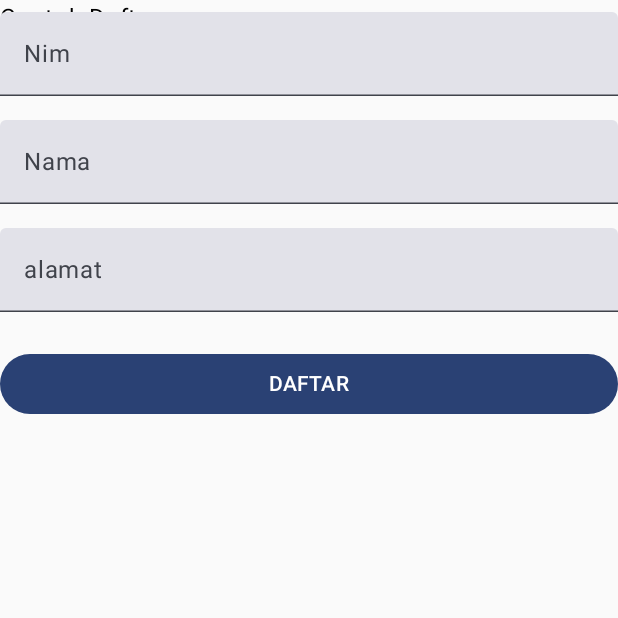
After one commit to JoniCrash/Pkl_Android, an Android app built with Jetpack Compose: the ContohDaftar screen opened directly, with no data from a screen before it, on a phone screen of 412 x 824 dp, the top half of it. The commit adds this screen. Run offline under Robolectric (Android 15) with nearby library versions, the phone set to English and light mode, and no system bars; our stand-ins replace Volley; network calls fail; 1 statement that could not run was skipped.

Commit message:
nambah ContohDaftar.kt

```diff
--- a/app/build.gradle.kts
+++ b/app/build.gradle.kts
@@ -52,15 +52,18 @@ android {
 }
 
 dependencies {
+    implementation("com.android.volley:volley:1.2.1")
     implementation ("androidx.navigation:navigation-compose:2.7.6")
     implementation(platform("androidx.compose:compose-bom:2023.03.00"))
     implementation(platform("androidx.compose:compose-bom:2023.03.00"))
     implementation(platform("androidx.compose:compose-bom:2023.03.00"))
     implementation("com.google.firebase:firebase-database:20.3.0")
     implementation(platform("androidx.compose:compose-bom:2023.08.00"))
+    implementation(platform("androidx.compose:compose-bom:2023.08.00"))
     androidTestImplementation(platform("androidx.compose:compose-bom:2023.03.00"))
     androidTestImplementation(platform("androidx.compose:compose-bom:2023.03.00"))
     androidTestImplementation(platform("androidx.compose:compose-bom:2023.03.00"))
+    androidTestImplementation(platform("androidx.compose:compose-bom:2023.08.00"))
     androidTestImplementation(platform("androidx.compose:compose-bom:2023.08.00"))
 
 
--- a/app/src/main/AndroidManifest.xml
+++ b/app/src/main/AndroidManifest.xml
@@ -1,6 +1,9 @@
 <?xml version="1.0" encoding="utf-8"?>
 <manifest xmlns:android="http://schemas.android.com/apk/res/android"
     xmlns:tools="http://schemas.android.com/tools">
+
+    <uses-permission android:name="android.permission.INTERNET" />
+    <uses-permission android:name="android.permission.ACCESS_NETWORK_STATE" />
 
     <application
         android:allowBackup="true"
@@ -12,6 +15,11 @@
         android:supportsRtl="true"
         android:theme="@style/Theme.Layout"
         tools:targetApi="31">
+        <activity
+            android:name=".ContohDaftar"
+            android:exported="false"
+            android:label="@string/title_activity_contoh_daftar"
+            android:theme="@style/Theme.Layout" />
         <activity
             android:name=".Dashboard"
             android:exported="false"
--- /dev/null
+++ b/app/src/main/java/com/example/layout/ContohDaftar.kt
@@ -0,0 +1,114 @@
+package com.example.layout
+
+import android.content.Intent
+import java.util.HashMap
+import android.os.Bundle
+import android.widget.TextView
+import androidx.activity.ComponentActivity
+import androidx.activity.compose.setContent
+import androidx.compose.foundation.layout.Arrangement
+import androidx.compose.foundation.layout.Column
+import androidx.compose.foundation.layout.fillMaxSize
+import androidx.compose.foundation.layout.fillMaxWidth
+import androidx.compose.foundation.layout.padding
+import androidx.compose.material3.Button
+import androidx.compose.material3.MaterialTheme
+import androidx.compose.material3.Surface
+import androidx.compose.material3.Text
+import androidx.compose.material3.TextField
+import androidx.compose.runtime.Composable
+import androidx.compose.runtime.getValue
+import androidx.compose.runtime.mutableStateOf
+import androidx.compose.runtime.remember
+import androidx.compose.runtime.setValue
+import androidx.compose.ui.Alignment
+import androidx.compose.ui.Alignment.Companion.CenterHorizontally
+import androidx.compose.ui.Modifier
+import androidx.compose.ui.tooling.preview.Preview
+import androidx.compose.ui.unit.dp
+import com.android.volley.Request
+import com.android.volley.Response
+import com.android.volley.toolbox.Volley
+import com.example.layout.ui.theme.LayoutTheme
+import com.android.volley.toolbox.StringRequest as StringRequest
+
+
+class ContohDaftar : ComponentActivity() {
+    override fun onCreate(savedInstanceState: Bundle?) {
+        super.onCreate(savedInstanceState)
+        setContent {
+            LayoutTheme {
+
+                val queue = Volley.newRequestQueue(this)
+                val url = ("http://192.168.1.101/CRUDVolley/insert.php")
+                var nim by remember { mutableStateOf("") }
+                var nama by remember { mutableStateOf("") }
+                var alamat by remember { mutableStateOf("") }
+
+                Text(text = "Contoh Daftar")
+                Column {
+
+                    // input text nim
+                    TextField(
+                        value = (nim),
+                        onValueChange = { newText -> nim = newText },
+                        label = { Text("Nim") },
+                        modifier = Modifier
+                            .fillMaxWidth()
+                            .padding(vertical = 8.dp)
+                    )
+
+                    // input text nama
+                    TextField(
+                        value = (nama),
+                        onValueChange = { newText -> nama = newText },
+                        label = { Text("Nama") },
+                        modifier = Modifier
+                            .fillMaxWidth()
+                            .padding(vertical = 8.dp)
+                    )
+                    // input text alamat
+                    TextField(
+                        value = (alamat),
+                        onValueChange = { newText -> alamat = newText },
+                        label = { Text("alamat") },
+                        modifier = Modifier
+                            .fillMaxWidth()
+                            .padding(vertical = 8.dp)
+                    )
+                    Button(
+                        onClick = { queue
+                        },
+                        enabled = true,
+                        modifier = Modifier
+                            .fillMaxWidth()
+                            .padding(vertical = 16.dp)
+                    ) {
+                        Text(text = "DAFTAR")
+                    }
+                    val textView = findViewById<TextView>(
+                        androidx.core.R.id.text
+                    )
+                    // Request a string response from the provided URL.
+                    val stringRequest = StringRequest(Request.Method.POST, url,
+                        { response ->
+                            // Display the first 500 characters of the response string.
+                            "Response is: ${response.substring(0, 500)}".also { textView.text = it }
+                        },
+                        { "That didn't work!".also { textView.text = it } })
+
+                    // Add the request to the RequestQueue.
+                    queue.add(stringRequest)
+                }
+                fun getParams(): Map<String, String> {
+                    val params: MutableMap<String, String> = HashMap()
+                    // Add your code to populate the params map if needed
+                    params["nim"] = nim
+                    params["Nama"] = nama
+                    params["Alamat"] = alamat
+                    return params
+                }
+            }
+        }
+    }
+}
--- a/app/src/main/java/com/example/layout/Daftar.kt
+++ b/app/src/main/java/com/example/layout/Daftar.kt
@@ -89,7 +89,7 @@ class Daftar : ComponentActivity() {
                                 },
                                 modifier = Modifier
                                     .fillMaxWidth()
-                                    .padding(vertical = 8.dp),
+                                    .padding(vertical = 8.dp)
                             )
 
                             // Text Input for Email
--- a/app/src/main/res/values/strings.xml
+++ b/app/src/main/res/values/strings.xml
@@ -5,4 +5,5 @@
     <string name="title_activity_coba">Coba</string>
     <string name="title_activity_main_daftar">MainDaftar</string>
     <string name="title_activity_dashboard">Dashboard</string>
+    <string name="title_activity_contoh_daftar">ContohDaftar</string>
 </resources>
```
